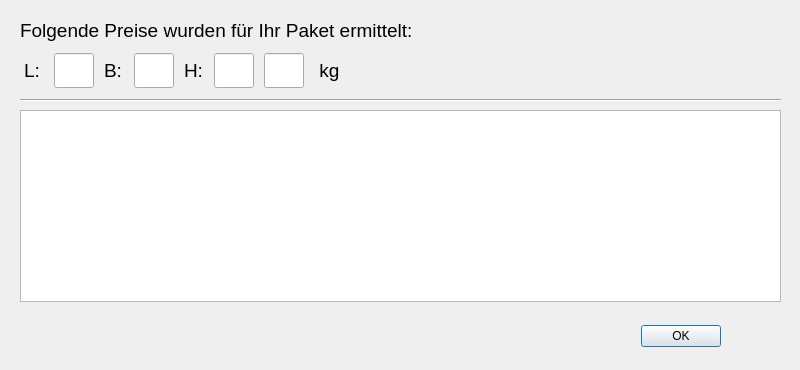
This is display_prices.ui in ihprojects/ShippingCalculator as Qt 5 draws it before an edit. The edited form follows.
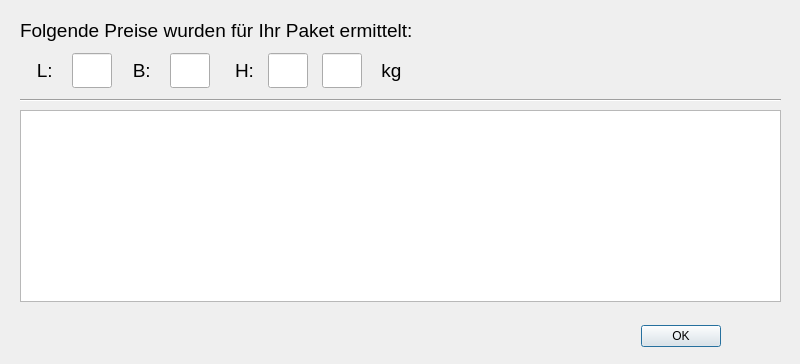
This is the edited form.

```diff
--- a/display_prices.ui
+++ b/display_prices.ui
@@ -7,15 +7,21 @@
     <x>0</x>
     <y>0</y>
     <width>800</width>
-    <height>370</height>
+    <height>364</height>
    </rect>
   </property>
   <property name="sizePolicy">
-   <sizepolicy hsizetype="Fixed" vsizetype="Fixed">
+   <sizepolicy hsizetype="Expanding" vsizetype="Expanding">
     <horstretch>0</horstretch>
     <verstretch>0</verstretch>
    </sizepolicy>
   </property>
+  <property name="minimumSize">
+   <size>
+    <width>800</width>
+    <height>360</height>
+   </size>
+  </property>
   <property name="windowTitle">
    <string>Ihre ermittelten Preise</string>
   </property>
@@ -43,10 +49,16 @@
     <rect>
      <x>20</x>
      <y>10</y>
-     <width>411</width>
+     <width>531</width>
      <height>41</height>
     </rect>
    </property>
+   <property name="minimumSize">
+    <size>
+     <width>420</width>
+     <height>0</height>
+    </size>
+   </property>
    <property name="font">
     <font>
      <pointsize>14</pointsize>
@@ -61,7 +73,7 @@
     <rect>
      <x>20</x>
      <y>50</y>
-     <width>331</width>
+     <width>401</width>
      <height>41</height>
     </rect>
    </property>
@@ -70,13 +82,13 @@
      <widget class="QLabel" name="label_display_length">
       <property name="minimumSize">
        <size>
-        <width>0</width>
+        <width>25</width>
         <height>35</height>
        </size>
       </property>
       <property name="maximumSize">
        <size>
-        <width>20</width>
+        <width>30</width>
         <height>35</height>
        </size>
       </property>
@@ -88,6 +100,9 @@
       <property name="text">
        <string>L: </string>
       </property>
+      <property name="alignment">
+       <set>Qt::AlignRight|Qt::AlignTrailing|Qt::AlignVCenter</set>
+      </property>
      </widget>
     </item>
     <item>
@@ -104,6 +119,14 @@
         <height>35</height>
        </size>
       </property>
+      <property name="font">
+       <font>
+        <pointsize>14</pointsize>
+       </font>
+      </property>
+      <property name="alignment">
+       <set>Qt::AlignRight|Qt::AlignTrailing|Qt::AlignVCenter</set>
+      </property>
       <property name="readOnly">
        <bool>true</bool>
       </property>
@@ -113,13 +136,13 @@
      <widget class="QLabel" name="label_display_width">
       <property name="minimumSize">
        <size>
-        <width>20</width>
+        <width>25</width>
         <height>35</height>
        </size>
       </property>
       <property name="maximumSize">
        <size>
-        <width>20</width>
+        <width>30</width>
         <height>35</height>
        </size>
       </property>
@@ -131,6 +154,9 @@
       <property name="text">
        <string>B: </string>
       </property>
+      <property name="alignment">
+       <set>Qt::AlignRight|Qt::AlignTrailing|Qt::AlignVCenter</set>
+      </property>
      </widget>
     </item>
     <item>
@@ -147,6 +173,14 @@
         <height>35</height>
        </size>
       </property>
+      <property name="font">
+       <font>
+        <pointsize>14</pointsize>
+       </font>
+      </property>
+      <property name="alignment">
+       <set>Qt::AlignRight|Qt::AlignTrailing|Qt::AlignVCenter</set>
+      </property>
       <property name="readOnly">
        <bool>true</bool>
       </property>
@@ -156,13 +190,13 @@
      <widget class="QLabel" name="label_display_height">
       <property name="minimumSize">
        <size>
-        <width>20</width>
+        <width>25</width>
         <height>0</height>
        </size>
       </property>
       <property name="maximumSize">
        <size>
-        <width>20</width>
+        <width>30</width>
         <height>35</height>
        </size>
       </property>
@@ -174,6 +208,9 @@
       <property name="text">
        <string>H:</string>
       </property>
+      <property name="alignment">
+       <set>Qt::AlignRight|Qt::AlignTrailing|Qt::AlignVCenter</set>
+      </property>
      </widget>
     </item>
     <item>
@@ -190,6 +227,14 @@
         <height>35</height>
        </size>
       </property>
+      <property name="font">
+       <font>
+        <pointsize>14</pointsize>
+       </font>
+      </property>
+      <property name="alignment">
+       <set>Qt::AlignRight|Qt::AlignTrailing|Qt::AlignVCenter</set>
+      </property>
       <property name="readOnly">
        <bool>true</bool>
       </property>
@@ -209,6 +254,14 @@
         <height>35</height>
        </size>
       </property>
+      <property name="font">
+       <font>
+        <pointsize>14</pointsize>
+       </font>
+      </property>
+      <property name="alignment">
+       <set>Qt::AlignRight|Qt::AlignTrailing|Qt::AlignVCenter</set>
+      </property>
       <property name="readOnly">
        <bool>true</bool>
       </property>
@@ -218,13 +271,13 @@
      <widget class="QLabel" name="label_display_weight">
       <property name="minimumSize">
        <size>
-        <width>20</width>
+        <width>25</width>
         <height>0</height>
        </size>
       </property>
       <property name="maximumSize">
        <size>
-        <width>25</width>
+        <width>30</width>
         <height>35</height>
        </size>
       </property>
```
Left out of the diff: 8 changed lines with no effect on the pictures.
